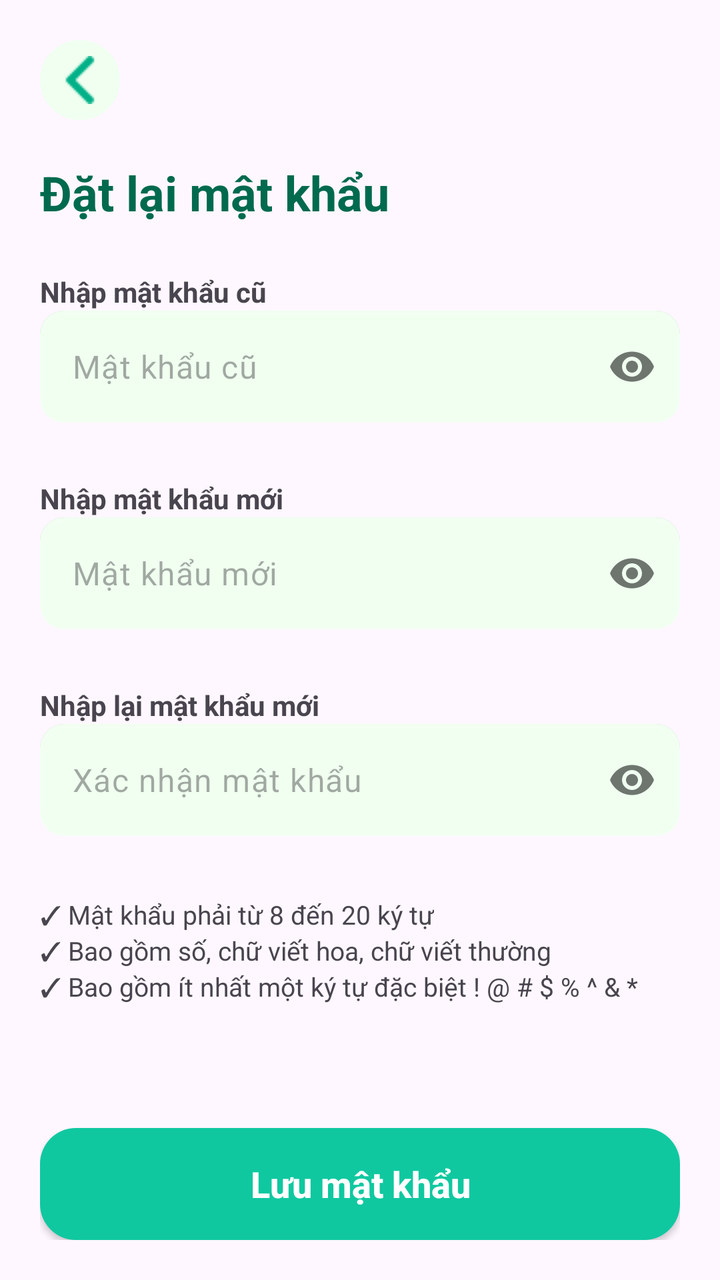
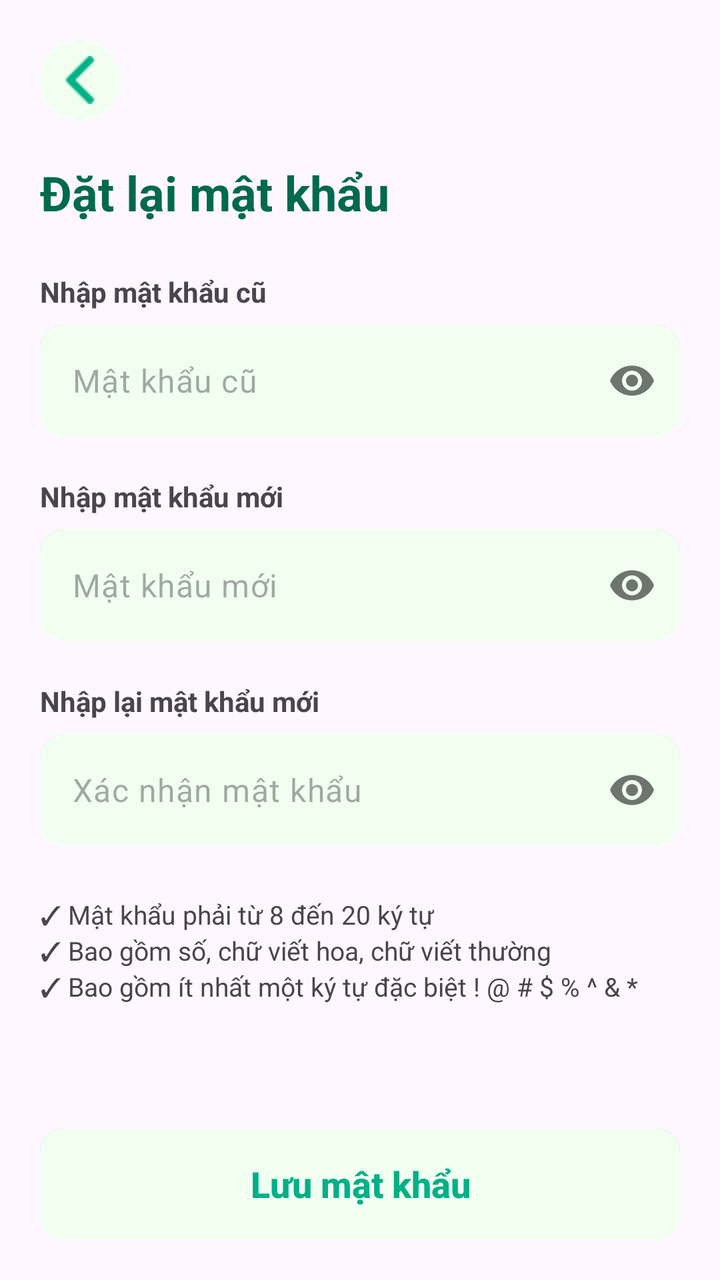

Before-and-after screenshots of an Android layout around one commit, followed by the original layout XML and the change that was made.
<!-- AndroidManifest.xml: application theme Theme.Qride -->
<!-- res/layout/activity_reset_password.xml -->
<?xml version="1.0" encoding="utf-8"?>
<LinearLayout xmlns:android="http://schemas.android.com/apk/res/android"
    xmlns:app="http://schemas.android.com/apk/res-auto"
    android:layout_width="match_parent"
    android:layout_height="match_parent"
    android:orientation="vertical"
    android:padding="20dp">

    <ImageView
        android:id="@+id/btnBack"
        android:layout_width="40dp"
        android:layout_height="40dp"
        android:padding="8dp"
        android:src="@drawable/ic_arrow_back"
        android:background="@drawable/bg_back"
        app:tint="#00B087" />

    <TextView
        android:layout_width="wrap_content"
        android:layout_height="wrap_content"
        android:layout_marginTop="20dp"
        android:text="Đặt lại mật khẩu"
        android:textColor="#006A4E"
        android:textSize="24sp"
        android:textStyle="bold" />

    <TextView
        android:layout_width="wrap_content"
        android:layout_height="wrap_content"
        android:layout_marginTop="24dp"
        android:text="Nhập mật khẩu cũ"
        android:textStyle="bold" />

    <com.google.android.material.textfield.TextInputLayout
        android:id="@+id/tilOldPassword"
        android:layout_width="match_parent"
        android:layout_height="wrap_content"
        app:passwordToggleEnabled="true"
        app:errorEnabled="true"
        app:hintEnabled="false">
        <com.google.android.material.textfield.TextInputEditText
            android:id="@+id/etOldPassword"
            android:layout_width="match_parent"
            android:layout_height="56dp"
            android:hint="Mật khẩu cũ"
            android:inputType="textPassword"
            android:background="@drawable/btn_outline_green"
            android:paddingStart="16dp" />
    </com.google.android.material.textfield.TextInputLayout>

    <TextView
        android:layout_width="wrap_content"
        android:layout_height="wrap_content"
        android:layout_marginTop="8dp"
        android:text="Nhập mật khẩu mới"
        android:textStyle="bold" />

    <com.google.android.material.textfield.TextInputLayout
        android:id="@+id/tilNewPassword"
        android:layout_width="match_parent"
        android:layout_height="wrap_content"
        app:passwordToggleEnabled="true"
        app:errorEnabled="true"
        app:hintEnabled="false">
        <com.google.android.material.textfield.TextInputEditText
            android:id="@+id/etNewPassword"
            android:layout_width="match_parent"
            android:layout_height="56dp"
            android:hint="Mật khẩu mới"
            android:inputType="textPassword"
            android:background="@drawable/btn_outline_green"
            android:paddingStart="16dp" />
    </com.google.android.material.textfield.TextInputLayout>

    <TextView
        android:layout_width="wrap_content"
        android:layout_height="wrap_content"
        android:layout_marginTop="8dp"
        android:text="Nhập lại mật khẩu mới"
        android:textStyle="bold" />

    <com.google.android.material.textfield.TextInputLayout
        android:id="@+id/tilConfirmPassword"
        android:layout_width="match_parent"
        android:layout_height="wrap_content"
        app:passwordToggleEnabled="true"
        app:errorEnabled="true"
        app:hintEnabled="false">
        <com.google.android.material.textfield.TextInputEditText
            android:id="@+id/etConfirmPassword"
            android:layout_width="match_parent"
            android:layout_height="56dp"
            android:hint="Xác nhận mật khẩu"
            android:inputType="textPassword"
            android:background="@drawable/btn_outline_green"
            android:paddingStart="16dp" />
    </com.google.android.material.textfield.TextInputLayout>

    <LinearLayout
        android:layout_width="match_parent"
        android:layout_height="wrap_content"
        android:layout_marginTop="10dp"
        android:orientation="vertical">
        <TextView android:layout_width="wrap_content" android:layout_height="wrap_content"
            android:text="✓ Mật khẩu phải từ 8 đến 20 ký tự" android:textSize="13sp" />
        <TextView android:layout_width="wrap_content" android:layout_height="wrap_content"
            android:text="✓ Bao gồm số, chữ viết hoa, chữ viết thường" android:textSize="13sp" />
        <TextView android:layout_width="wrap_content" android:layout_height="wrap_content"
            android:text="✓ Bao gồm ít nhất một ký tự đặc biệt ! @ # $ % ^ &amp; *" android:textSize="13sp" />
    </LinearLayout>

    <View android:layout_width="match_parent" android:layout_height="0dp" android:layout_weight="1" />

    <android.widget.Button
        android:id="@+id/btnSavePassword"
        android:layout_width="match_parent"
        android:layout_height="56dp"
        android:text="Lưu mật khẩu"
        android:textColor="#FFFFFF"
        android:textSize="18sp"
        android:background="@drawable/bg_btn_green"
        android:textAllCaps="false"
        android:textStyle="bold" />

</LinearLayout>
<!-- resources referenced by this layout -->
<resources>
  <!-- drawable bg_back (drawable) -->
  <shape xmlns:android="http://schemas.android.com/apk/res/android"
      android:shape="oval">
  
  
      <solid android:color="#F0FFF0"/>
      <stroke android:width="1dp" android:color="#F0FFF0"/>
  </shape>
  <!-- drawable bg_btn_green (drawable) -->
  <?xml version="1.0" encoding="utf-8"?>
  <shape xmlns:android="http://schemas.android.com/apk/res/android"
      android:shape="rectangle">
      <solid android:color="@color/xanhNgoc"/>
      <corners android:radius="18dp"/>
  </shape>
  <!-- drawable btn_outline_green (drawable) -->
  <layer-list xmlns:android="http://schemas.android.com/apk/res/android">
  
      
      <item android:bottom="4dp">
          <shape>
              <corners android:radius="12dp" />
              <solid android:color="#22000000" />
          </shape>
      </item>
  
      
      <item android:bottom="2dp">
          <shape>
              <corners android:radius="12dp" />
              <solid android:color="#11000000" />
          </shape>
      </item>
  
      
      <item>
          <shape>
              <corners android:radius="12dp" />
              <solid android:color="@color/xanhButtonBack" />
          </shape>
      </item>
  
      
      <item android:top="1dp">
          <shape>
              <corners android:radius="12dp" />
              <stroke
                  android:width="1dp"
                  android:color="#33FFFFFF" /> 
          </shape>
      </item>
  
  </layer-list>
  <!-- drawable ic_arrow_back: png bitmap (drawable, 314 bytes) -->
  <style name="Theme.Qride" parent="Base.Theme.Qride" />
  <color name="xanhNgoc">#0FC8A0</color>
  <color name="xanhButtonBack">#F0FFF0</color>
  <style name="Base.Theme.Qride" parent="Theme.Material3.DayNight.NoActionBar">
          
          
      </style>
</resources>

<!-- the commit's change to res/layout/activity_reset_password.xml (unified diff, before → after) -->
@@ -28,6 +28,7 @@
         android:layout_width="wrap_content"
         android:layout_height="wrap_content"
         android:layout_marginTop="24dp"
+        android:layout_marginBottom="7dp"
         android:text="Nhập mật khẩu cũ"
         android:textStyle="bold" />
 
@@ -44,6 +45,7 @@
             android:layout_height="56dp"
             android:hint="Mật khẩu cũ"
             android:inputType="textPassword"
+            android:color="@color/white"
             android:background="@drawable/btn_outline_green"
             android:paddingStart="16dp" />
     </com.google.android.material.textfield.TextInputLayout>
@@ -51,7 +53,8 @@
     <TextView
         android:layout_width="wrap_content"
         android:layout_height="wrap_content"
-        android:layout_marginTop="8dp"
+        android:layout_marginBottom="7dp"
+
         android:text="Nhập mật khẩu mới"
         android:textStyle="bold" />
 
@@ -75,7 +78,8 @@
     <TextView
         android:layout_width="wrap_content"
         android:layout_height="wrap_content"
-        android:layout_marginTop="8dp"
+        android:layout_marginBottom="7dp"
+
         android:text="Nhập lại mật khẩu mới"
         android:textStyle="bold" />
 
@@ -99,7 +103,7 @@
     <LinearLayout
         android:layout_width="match_parent"
         android:layout_height="wrap_content"
-        android:layout_marginTop="10dp"
+        android:layout_marginTop="5dp"
         android:orientation="vertical">
         <TextView android:layout_width="wrap_content" android:layout_height="wrap_content"
             android:text="✓ Mật khẩu phải từ 8 đến 20 ký tự" android:textSize="13sp" />
@@ -111,14 +115,14 @@
 
     <View android:layout_width="match_parent" android:layout_height="0dp" android:layout_weight="1" />
 
-    <android.widget.Button
+    <androidx.appcompat.widget.AppCompatButton
         android:id="@+id/btnSavePassword"
         android:layout_width="match_parent"
         android:layout_height="56dp"
         android:text="Lưu mật khẩu"
-        android:textColor="#FFFFFF"
+        android:textColor="#00B087"
         android:textSize="18sp"
-        android:background="@drawable/bg_btn_green"
+        android:background="@drawable/btn_outline_green"
         android:textAllCaps="false"
         android:textStyle="bold" />
 
<!-- resource entries referenced after the edit -->
@@ -1,5 +1,6 @@
 <!-- resources referenced by this layout -->
 <resources>
+  <color name="white">#FFFFFFFF</color>
   <!-- drawable bg_back (drawable) -->
   <shape xmlns:android="http://schemas.android.com/apk/res/android"
       android:shape="oval">
@@ -7,13 +8,6 @@
   
       <solid android:color="#F0FFF0"/>
       <stroke android:width="1dp" android:color="#F0FFF0"/>
-  </shape>
-  <!-- drawable bg_btn_green (drawable) -->
-  <?xml version="1.0" encoding="utf-8"?>
-  <shape xmlns:android="http://schemas.android.com/apk/res/android"
-      android:shape="rectangle">
-      <solid android:color="@color/xanhNgoc"/>
-      <corners android:radius="18dp"/>
   </shape>
   <!-- drawable btn_outline_green (drawable) -->
   <layer-list xmlns:android="http://schemas.android.com/apk/res/android">
@@ -55,7 +49,6 @@
   </layer-list>
   <!-- drawable ic_arrow_back: png bitmap (drawable, 314 bytes) -->
   <style name="Theme.Qride" parent="Base.Theme.Qride" />
-  <color name="xanhNgoc">#0FC8A0</color>
   <color name="xanhButtonBack">#F0FFF0</color>
   <style name="Base.Theme.Qride" parent="Theme.Material3.DayNight.NoActionBar">
           
